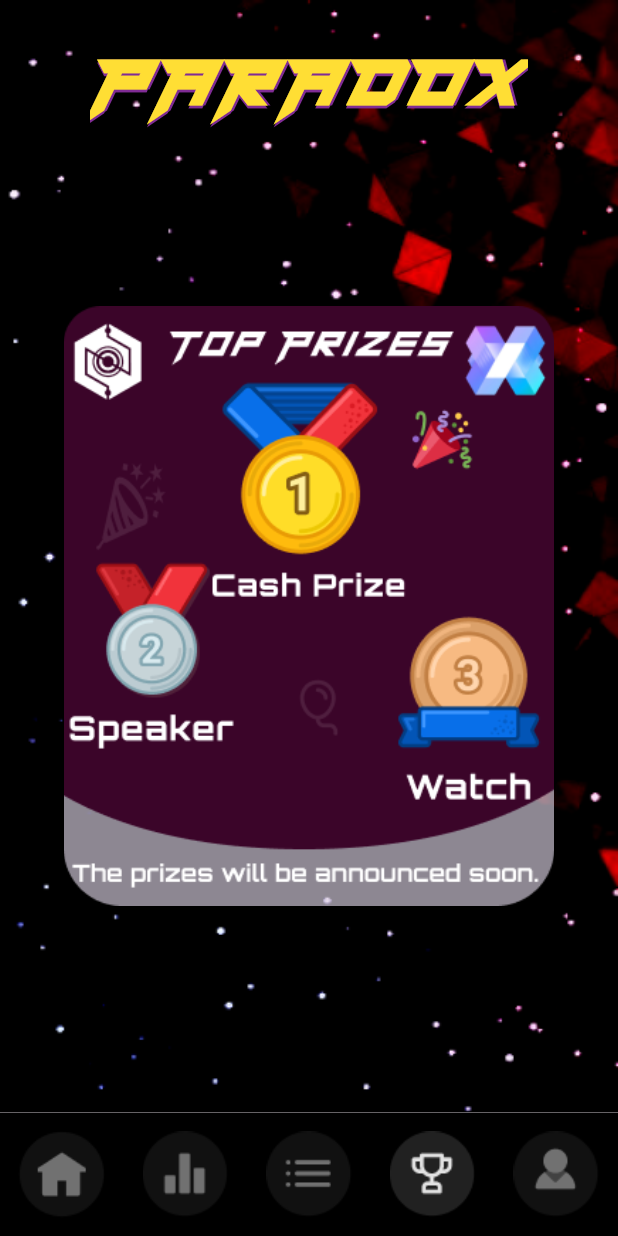
After one commit to Amangupta0000/paradox2024_fronted, a Flutter app: the screen it shows after launch, item 4 of the bottom bar chosen, on a phone screen of 412 x 824 dp. The commit adds this screen. Run offline on Flutter 3.47's test engine with Material 3 defaults, Android fonts, the phone set to English and light mode, and no system bars; our stand-ins replace firebase_auth, firebase_core, get, sign_in_button; missing offline and left inert: flutter_timer_countdown; accounts and stored records are empty.

Commit message:
Prizes page added

```diff
--- a/lib/bottomNavBar.dart
+++ b/lib/bottomNavBar.dart
@@ -1,17 +1,20 @@
 import 'package:flutter/material.dart';
 import 'package:paradox_2024/features/home/screens/home.dart';
+import 'package:paradox_2024/leaderboardPage.dart';
+import 'package:paradox_2024/prizePage.dart';
+import 'package:paradox_2024/profilePage.dart';
+import 'package:paradox_2024/rulesPage.dart';
 
 class BottomNavBAR extends StatefulWidget {
-  const BottomNavBAR({super.key});
+  const BottomNavBAR({Key? key}) : super(key: key);
 
   @override
   State<BottomNavBAR> createState() => _BottomNavBARState();
 }
 
 class _BottomNavBARState extends State<BottomNavBAR> {
+  int selectedIndex = 0;
 
-
-  int selectedIndex = 0;
   void updateSelectedVav(int idx) {
     if (selectedIndex != idx) {
       setState(() {
@@ -27,28 +30,30 @@ class _BottomNavBARState extends State<BottomNavBAR> {
     'assets/bootom_nav_bar_icons/prize.png',
     'assets/bootom_nav_bar_icons/profile.png',
   ];
-  List body = [];
+
+  List<Widget> pages = [
+    HomeScreen(),
+    leaderboardPage(),
+    rulesPage(),
+    prizePage(),
+    profilePage(),
+  ];
 
   @override
   Widget build(BuildContext context) {
     final height = MediaQuery.of(context).size.height;
     final width = MediaQuery.of(context).size.width;
     return Scaffold(
-      body: const Stack(
+      body: Stack(
         children: [
-          Positioned.fill(
-            //
+          const Positioned.fill(
             child: Image(
               image: AssetImage('assets/bg.png'),
               fit: BoxFit.fill,
             ),
           ),
           SafeArea(
-            child: Column(
-              children: [
-               HomeScreen(),
-              ],
-            ),
+            child: pages[selectedIndex], // Display selected page
           ),
         ],
       ),
@@ -60,7 +65,7 @@ class _BottomNavBARState extends State<BottomNavBAR> {
           children: [
             ...List.generate(
               bottomNavBarItemAssetList.length,
-              (index) {
+                  (index) {
                 return GestureDetector(
                   onTap: () {
                     updateSelectedVav(index);
@@ -68,8 +73,9 @@ class _BottomNavBARState extends State<BottomNavBAR> {
                   child: SizedBox(
                     height: height * 0.08,
                     child: Opacity(
-                        opacity: selectedIndex == index ? 1 : 0.5,
-                        child: Image.asset(bottomNavBarItemAssetList[index])),
+                      opacity: selectedIndex == index ? 1 : 0.5,
+                      child: Image.asset(bottomNavBarItemAssetList[index]),
+                    ),
                   ),
                 );
               },
--- /dev/null
+++ b/lib/prizePage.dart
@@ -0,0 +1,70 @@
+import 'package:flutter/material.dart';
+
+class prizePage extends StatelessWidget {
+  const prizePage({Key? key}) : super(key: key);
+
+  @override
+  Widget build(BuildContext context) {
+    return SizedBox(
+      width: double.infinity,
+      child: Column(
+        children: [
+          const Padding(
+            padding: EdgeInsets.all(5.0),
+            child: Stack(
+              children: [
+                Positioned(
+                  top: 0,
+                  left: 2,
+                  child: Text(
+                    'PARADOX',
+                    style: TextStyle(
+                      fontFamily: 'Hermes',
+                      fontSize: 60,
+                      fontWeight: FontWeight.bold,
+                      color: Color(0xff802C95),
+                    ),
+                  ),
+                ),
+                Positioned(
+                  top: 2,
+                  left: 0,
+                  child: Text(
+                    'PARADOX',
+                    style: TextStyle(
+                      fontFamily: 'Hermes',
+                      fontSize: 60,
+                      fontWeight: FontWeight.bold,
+                      color: Color(0xff802C95),
+                    ),
+                  ),
+                ),
+                Text(
+                  'PARADOX',
+                  style: TextStyle(
+                    fontFamily: 'Hermes',
+                    fontSize: 60,
+                    fontWeight: FontWeight.bold,
+                    color: Color(0xFFFFDE34),
+                  ),
+                ),
+              ],
+            ),
+          ),
+          const SizedBox(height: 100,),
+          Padding(
+            padding: const EdgeInsets.all(8.0),
+            child: SizedBox(
+              height: 400,
+              child: Image.asset(
+                'assets/prizes.png',
+                fit: BoxFit.contain,
+              ),
+            ),
+          ),
+
+        ],
+      ),
+    );
+  }
+}
```
Also changed, not shown: lib/leaderboardPage.dart (added, +19 -0 lines), lib/profilePage.dart (added, +19 -0 lines), lib/rulesPage.dart (added, +14 -0 lines), assets/prizes.png (added).
